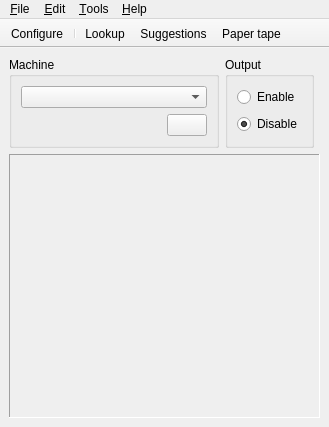
morinted/plover, file plover/gui_qt/main_window.ui: the form before one commit.
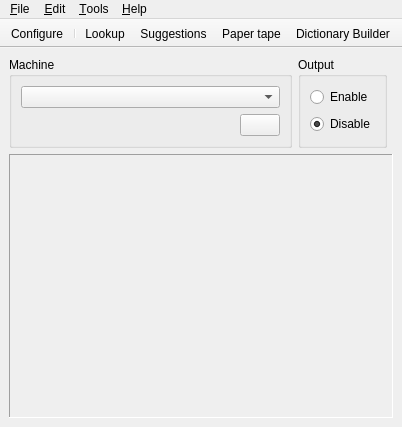
The form after the commit. Icons and pictures are not drawn.

Commit message:
Add dictionary builder
- Dictionary builder takes input from text
- Order by frequency, appearance, and alphabetically
- Optionally ignore case-insensitive what's already in the user's dictionaries
- Undoable additions
- Add translation widget: listen to config changes

The edit to the form file:
```diff
--- a/plover/gui_qt/main_window.ui
+++ b/plover/gui_qt/main_window.ui
@@ -9,7 +9,7 @@
    <rect>
     <x>0</x>
     <y>0</y>
-    <width>329</width>
+    <width>402</width>
     <height>427</height>
    </rect>
   </property>
@@ -105,8 +105,8 @@
         <rect>
          <x>0</x>
          <y>0</y>
-         <width>311</width>
-         <height>233</height>
+         <width>376</width>
+         <height>223</height>
         </rect>
        </property>
       </widget>
@@ -151,8 +151,8 @@
     <rect>
      <x>0</x>
      <y>0</y>
-     <width>329</width>
-     <height>25</height>
+     <width>402</width>
+     <height>22</height>
     </rect>
    </property>
    <widget class="QMenu" name="menu_File">
@@ -216,6 +216,7 @@
    <addaction name="action_Lookup"/>
    <addaction name="action_Suggestions"/>
    <addaction name="action_PaperTape"/>
+   <addaction name="action_Builder"/>
   </widget>
   <action name="action_Quit">
    <property name="text">
@@ -348,6 +349,18 @@
     <string>Ctrl+.</string>
    </property>
   </action>
+  <action name="action_Builder">
+   <property name="icon">
+    <iconset resource="resources/resources.qrc">
+     <normaloff>:/books.svg</normaloff>:/books.svg</iconset>
+   </property>
+   <property name="text">
+    <string>Dictionary &amp;Builder</string>
+   </property>
+   <property name="toolTip">
+    <string>Start the dictionary builder</string>
+   </property>
+  </action>
  </widget>
  <resources>
   <include location="resources/resources.qrc"/>
```
Left out of the diff: 18 changed lines with no effect on the pictures. The commit also changes 12 other files.
